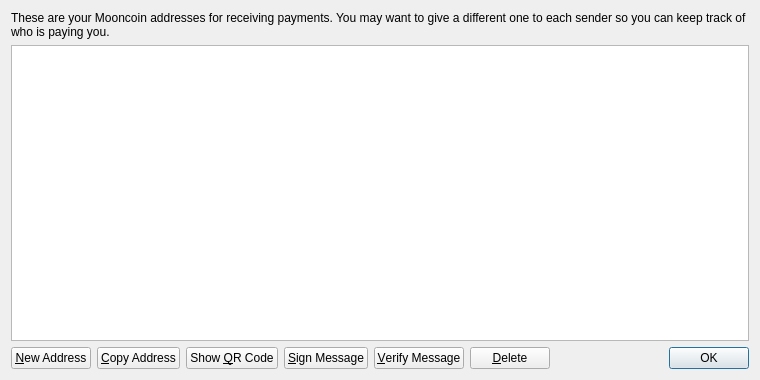
Before: the Qt Designer form src/qt/forms/addressbookpage.ui in Jahare/Electric, drawn with Qt 5.
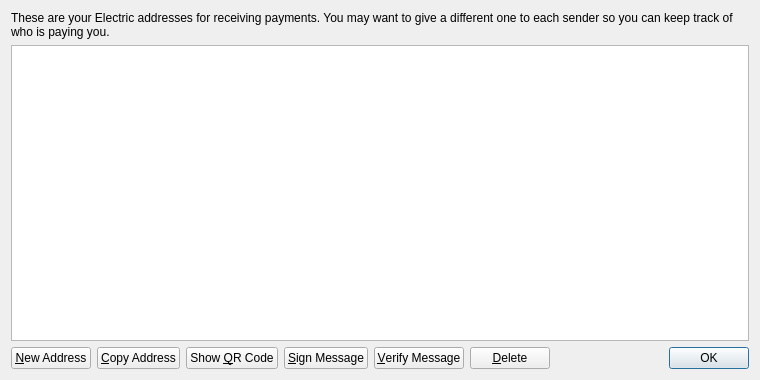
After: the same form once the commit is applied. Icons and pictures are not drawn.

```diff
--- a/src/qt/forms/addressbookpage.ui
+++ b/src/qt/forms/addressbookpage.ui
@@ -17,7 +17,7 @@
    <item>
     <widget class="QLabel" name="labelExplanation">
      <property name="text">
-      <string>These are your Mooncoin addresses for receiving payments. You may want to give a different one to each sender so you can keep track of who is paying you.</string>
+      <string>These are your Electric addresses for receiving payments. You may want to give a different one to each sender so you can keep track of who is paying you.</string>
      </property>
      <property name="textFormat">
       <enum>Qt::PlainText</enum>
```
